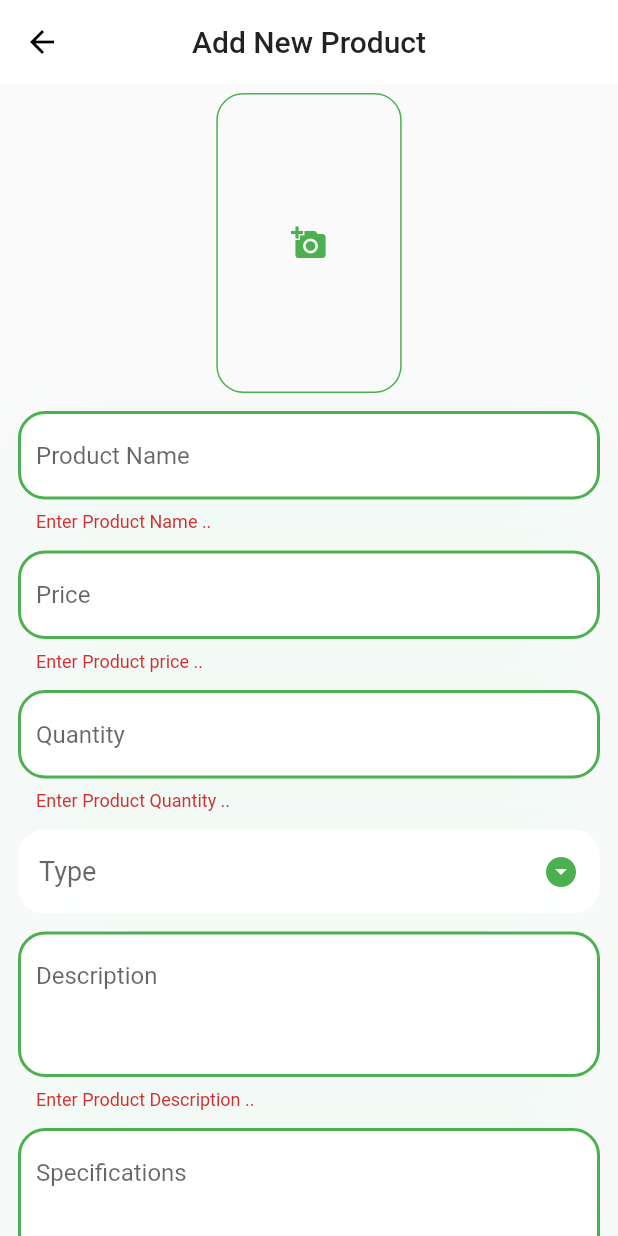
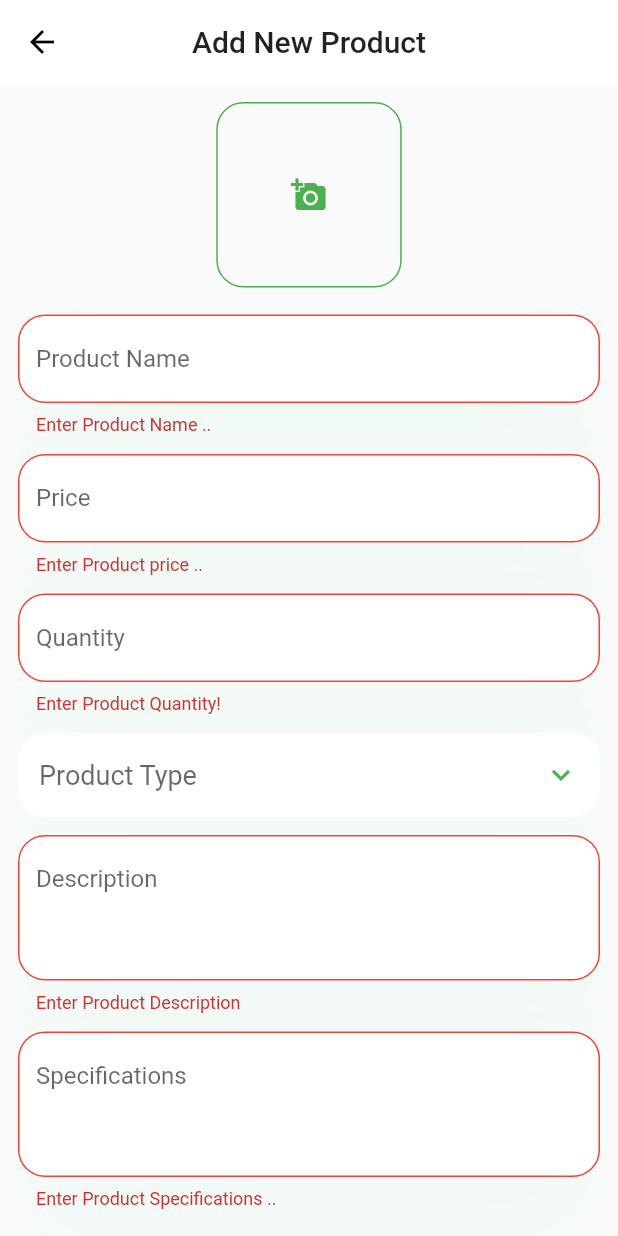
Before and after one commit to Mustafa7Ibrahim/market_place_seller, a Flutter app: the AddNewProduct screen opened directly, after a tap on "Add", on a phone screen of 412 x 824 dp. Run offline on Flutter 3.47's test engine with Material 2 defaults, Android fonts, the phone set to English and light mode, and no system bars; our stand-ins replace cloud_firestore, firebase_auth, firebase_core, firebase_storage, google_sign_in, image_picker and 1 more; accounts and stored records are empty.

Commit message:
fix add product and add logic to it

```diff
--- a/lib/constant/decoration.dart
+++ b/lib/constant/decoration.dart
@@ -4,19 +4,19 @@ InputDecoration inputDecoration = InputDecoration(
   filled: true,
   fillColor: Colors.white,
   focusedBorder: OutlineInputBorder(
-    borderSide: BorderSide(color: Colors.green, width: 2),
+    borderSide: BorderSide(color: Colors.white, width: 1),
     borderRadius: BorderRadius.circular(18.0),
   ),
   border: OutlineInputBorder(
-    borderSide: BorderSide(color: Colors.green, width: 2),
+    borderSide: BorderSide(color: Colors.white, width: 1),
     borderRadius: BorderRadius.circular(18.0),
   ),
   errorBorder: OutlineInputBorder(
-    borderSide: BorderSide(color: Colors.green, width: 2),
+    borderSide: BorderSide(color: Colors.red, width: 1),
     borderRadius: BorderRadius.circular(18.0),
   ),
   enabledBorder: OutlineInputBorder(
-    borderSide: BorderSide(color: Colors.green, width: 2),
+    borderSide: BorderSide(color: Colors.white, width: 1),
     borderRadius: BorderRadius.circular(18.0),
   ),
 );
@@ -26,7 +26,6 @@ BoxDecoration textFaildDecoration = BoxDecoration(
   boxShadow: [shadow],
 );
 
-// Shadow decoration
 BoxShadow shadow = BoxShadow(
   color: Colors.greenAccent.withOpacity(0.06),
   offset: Offset(0, 21),
--- /dev/null
+++ b/lib/constant/product_type.dart
@@ -0,0 +1,14 @@
+List<String> types = <String>[
+  'Supermarket',
+  'Fashion',
+  'Mobile & Tablets',
+  'Electronics',
+  'Health & Beauty',
+  'Home & Kitchen',
+  'Babies',
+  'Toys',
+  'Appliances',
+  'Sports',
+  'Automotive',
+  'Tools',
+];
--- a/lib/main.dart
+++ b/lib/main.dart
@@ -3,7 +3,6 @@ import 'package:flutter/material.dart';
 import 'package:flutter/services.dart';
 import 'package:market_place_seller/screens/authentication/authentication.dart';
 import 'package:market_place_seller/screens/product_list/products_list.dart';
-import 'package:market_place_seller/wrapper.dart';
 import 'package:shared_preferences/shared_preferences.dart';
 
 void main() async {
--- a/lib/screens/add_new_product/add_new_product.dart
+++ b/lib/screens/add_new_product/add_new_product.dart
@@ -1,18 +1,15 @@
 import 'dart:io';
-
-import 'package:firebase_auth/firebase_auth.dart';
-import 'package:flutter/cupertino.dart';
 import 'package:flutter/material.dart';
 import 'package:flutter/rendering.dart';
 import 'package:flutter/services.dart';
 import 'package:image_picker/image_picker.dart';
 import 'package:market_place_seller/constant/decoration.dart';
+import 'package:market_place_seller/constant/product_type.dart';
 import 'package:market_place_seller/models/product_model.dart';
 import 'package:market_place_seller/services/product_services.dart';
 
 class AddNewProduct extends StatefulWidget {
   final ProductModel product;
-
   AddNewProduct({this.product});
 
   @override
@@ -20,41 +17,23 @@ class AddNewProduct extends StatefulWidget {
 }
 
 class _AddNewProductState extends State<AddNewProduct> {
-  final User currentUser = FirebaseAuth.instance.currentUser;
-  final formKey = GlobalKey<FormState>();
-  final ProductServices productServices = ProductServices();
+  final GlobalKey<ScaffoldState> _scaffoldKey = GlobalKey<ScaffoldState>();
+  final GlobalKey<FormState> _formKey = GlobalKey<FormState>();
+  final ProductServices _productServices = ProductServices();
+  final ImagePicker _imagePicker = ImagePicker();
 
   List<PickedFile> _listPickedFile = List<PickedFile>();
-  final ImagePicker _imagePicker = ImagePicker();
+  ProductModel productData = ProductModel();
+  bool loading = false;
 
-  List<String> types = <String>[
-    'Supermarket',
-    'Fashion',
-    'Mobile & Tablets',
-    'Electronics',
-    'Health & Beauty',
-    'Home & Kitchen',
-    'Babies',
-    'Toys',
-    'Appliances',
-    'Sports',
-    'Automotive',
-    'Tools',
-  ];
-
-  String type;
-  bool loading;
-
-  String name;
-  String price;
-  String quantity;
-  String description;
-  String specifications;
-
-  @override
-  void initState() {
-    loading = false;
-    super.initState();
+  void showInSnackBar(String value) {
+    _scaffoldKey.currentState.showSnackBar(
+      SnackBar(
+        content: Text(value),
+        behavior: SnackBarBehavior.floating,
+        shape: RoundedRectangleBorder(borderRadius: BorderRadius.circular(18.0)),
+      ),
+    );
   }
 
   void selectImage(ImageSource source) async {
@@ -62,10 +41,36 @@ class _AddNewProductState extends State<AddNewProduct> {
     setState(() => _listPickedFile.add(_file));
   }
 
+  void addProduct() async {
+    if (_formKey.currentState.validate()) {
+      productData.productImages = _productServices.getImageFile(_listPickedFile);
+      if (_listPickedFile.isNotEmpty) {
+        setState(() => loading = true);
+        await _productServices.addNewProduct(productData).catchError(
+          (onError) {
+            setState(() => loading = false);
+            showInSnackBar(onError);
+          },
+        ).whenComplete(
+          () {
+            showInSnackBar('Product Add Successfuly!');
+            Navigator.pop(context);
+            setState(() => loading = false);
+          },
+        );
+      } else {
+        showInSnackBar('Please add at lest one photo to your product!');
+      }
+    }
+  }
+
   @override
   Widget build(BuildContext context) {
     final size = MediaQuery.of(context).size;
-    return Scaffold(
+    return Stack(
+      children: [
+        Scaffold(
+          key: _scaffoldKey,
           appBar: AppBar(
             title: Text(
               'Add New Product',
@@ -75,21 +80,18 @@ class _AddNewProductState extends State<AddNewProduct> {
           body: SingleChildScrollView(
             physics: BouncingScrollPhysics(),
             child: Form(
-          key: formKey,
+              key: _formKey,
               child: Column(
                 children: <Widget>[
                   addImages(size, context),
-
                   Container(
                     margin: EdgeInsets.symmetric(horizontal: 12.0, vertical: 6.0),
                     decoration: textFaildDecoration,
                     child: TextFormField(
-                  decoration: inputDecoration.copyWith(
-                    hintText: 'Product Name',
-                  ),
+                      decoration: inputDecoration.copyWith(hintText: 'Product Name'),
                       validator: (value) => value.isEmpty ? 'Enter Product Name ..' : null,
                       initialValue: widget?.product?.productName ?? '',
-                  onChanged: (value) => name = value,
+                      onChanged: (value) => productData.productName = value,
                       cursorColor: Theme.of(context).primaryColor,
                       keyboardType: TextInputType.text,
                     ),
@@ -98,12 +100,10 @@ class _AddNewProductState extends State<AddNewProduct> {
                     margin: EdgeInsets.symmetric(horizontal: 12.0, vertical: 6.0),
                     decoration: textFaildDecoration,
                     child: TextFormField(
-                  decoration: inputDecoration.copyWith(
-                    hintText: 'Price',
-                  ),
+                      decoration: inputDecoration.copyWith(hintText: 'Price'),
                       validator: (value) => value.isEmpty ? 'Enter Product price ..' : null,
                       initialValue: widget?.product?.price ?? '',
-                  onChanged: (value) => price = value,
+                      onChanged: (value) => productData.price = value,
                       cursorColor: Theme.of(context).primaryColor,
                       keyboardType: TextInputType.number,
                     ),
@@ -112,12 +112,10 @@ class _AddNewProductState extends State<AddNewProduct> {
                     margin: EdgeInsets.symmetric(horizontal: 12.0, vertical: 6.0),
                     decoration: textFaildDecoration,
                     child: TextFormField(
-                  decoration: inputDecoration.copyWith(
-                    hintText: 'Quantity',
-                  ),
-                  validator: (value) => value.isEmpty ? 'Enter Product Quantity ..' : null,
+                      decoration: inputDecoration.copyWith(hintText: 'Quantity'),
+                      validator: (value) => value.isEmpty ? 'Enter Product Quantity!' : null,
                       initialValue: widget?.product?.quantity ?? '',
-                  onChanged: (value) => quantity = value,
+                      onChanged: (value) => productData.quantity = value,
                       cursorColor: Theme.of(context).primaryColor,
                       keyboardType: TextInputType.number,
                     ),
@@ -131,13 +129,13 @@ class _AddNewProductState extends State<AddNewProduct> {
                       boxShadow: [shadow],
                     ),
                     child: DropdownButton(
-                  hint: Text('Type'),
+                      hint: Text('Product Type'),
                       isExpanded: true,
-                  value: widget?.product?.productType ?? type,
+                      value: widget?.product?.productType ?? productData.productType,
                       underline: SizedBox(),
                       style: TextStyle(color: Colors.black87, fontSize: 18.0),
-                  icon: Icon(Icons.arrow_drop_down_circle, color: Colors.green),
-                  onChanged: (String onChange) => setState(() => type = onChange),
+                      icon: Icon(Icons.keyboard_arrow_down, color: Colors.green),
+                      onChanged: (onChange) => productData.productType = onChange,
                       items: types.map(
                         (String value) {
                           return DropdownMenuItem<String>(
@@ -152,12 +150,10 @@ class _AddNewProductState extends State<AddNewProduct> {
                     margin: EdgeInsets.symmetric(horizontal: 12.0, vertical: 6.0),
                     decoration: textFaildDecoration,
                     child: TextFormField(
-                  decoration: inputDecoration.copyWith(
-                    hintText: 'Description',
-                  ),
-                  validator: (value) => value.isEmpty ? 'Enter Product Description ..' : null,
+                      decoration: inputDecoration.copyWith(hintText: 'Description'),
+                      validator: (value) => value.isEmpty ? 'Enter Product Description' : null,
                       initialValue: widget?.product?.description ?? '',
-                  onChanged: (value) => description = value,
+                      onChanged: (value) => productData.description = value,
                       cursorColor: Theme.of(context).primaryColor,
                       keyboardType: TextInputType.text,
                       minLines: 3,
@@ -168,28 +164,43 @@ class _AddNewProductState extends State<AddNewProduct> {
                     margin: EdgeInsets.symmetric(horizontal: 12.0, vertical: 6.0),
                     decoration: textFaildDecoration,
                     child: TextFormField(
-                  decoration: inputDecoration.copyWith(
-                    hintText: 'Specifications',
-                  ),
-                  validator: (value) => value.isEmpty ? 'Enter Product Specifications ..' : null,
+                      decoration: inputDecoration.copyWith(hintText: 'Specifications'),
+                      validator: (value) =>
+                          value.isEmpty ? 'Enter Product Specifications ..' : null,
                       initialValue: widget?.product?.specification ?? '',
-                  onChanged: (value) => specifications = value,
+                      onChanged: (value) => productData.specification = value,
                       cursorColor: Theme.of(context).primaryColor,
                       keyboardType: TextInputType.text,
                       minLines: 3,
                       maxLines: 5,
                     ),
                   ),
-              RaisedButton(
+                  Container(
+                    margin: EdgeInsets.symmetric(horizontal: 12.0, vertical: 6.0),
+                    width: double.infinity,
+                    child: RaisedButton(
                       child: Text('Add'),
                       color: Theme.of(context).accentColor,
-                onPressed: () => addProduct(),
+                      shape: RoundedRectangleBorder(borderRadius: BorderRadius.circular(18.0)),
+                      mouseCursor: MouseCursor.defer,
+                      textColor: Colors.white,
+                      onPressed: addProduct,
                     ),
-              // widget.product == null ? addProduct(width, context) : updateProduct(width, context),
+                  ),
                 ],
               ),
             ),
           ),
+        ),
+        loading
+            ? Container(
+                height: size.height,
+                width: size.width,
+                color: Colors.black.withOpacity(0.5),
+                child: Center(child: CircularProgressIndicator()),
+              )
+            : Container(),
+      ],
     );
   }
 
@@ -197,22 +208,31 @@ class _AddNewProductState extends State<AddNewProduct> {
     return Container(
       margin: EdgeInsets.symmetric(horizontal: 12.0, vertical: 6.0),
       child: Wrap(
-          children: _listPickedFile
-              .map<Widget>((image) => Container(
+          children: _listPickedFile.map<Widget>((image) => viewImage(image, size)).followedBy([
+        _listPickedFile.length < 6 ? addImageButton(size, context) : Container(),
+      ]).toList()),
+    );
+  }
+
+  Container viewImage(PickedFile image, Size size) {
+    return Container(
       margin: EdgeInsets.symmetric(horizontal: 2.0, vertical: 6.0),
       child: ClipRRect(
         borderRadius: BorderRadius.circular(18),
         child: Image.file(
           File(image.path),
           width: size.width * 0.3,
-                      height: 200,
+          height: size.width * 0.3,
           fit: BoxFit.cover,
         ),
-                  )))
-              .followedBy([
-        _listPickedFile.length < 6
-            ? SizedBox(
-                height: 200,
+      ),
+    );
+  }
+
+  Widget addImageButton(Size size, BuildContext context) {
+    return Container(
+      margin: EdgeInsets.symmetric(horizontal: 2.0, vertical: 6.0),
+      height: size.width * 0.3,
       width: size.width * 0.3,
       child: OutlineButton(
         onPressed: () => selectImage(ImageSource.gallery),
@@ -220,9 +240,6 @@ class _AddNewProductState extends State<AddNewProduct> {
         shape: RoundedRectangleBorder(borderRadius: BorderRadius.circular(18.0)),
         child: Icon(Icons.add_a_photo, color: Theme.of(context).accentColor),
       ),
-              )
-            : Container(),
-      ]).toList()),
     );
   }
 
@@ -279,45 +296,4 @@ class _AddNewProductState extends State<AddNewProduct> {
   //     },
   //   );
   // }
-
-  void addProduct() async {
-    List<File> _fileList = [];
-    _listPickedFile.forEach((element) {
-      _fileList.add(File(element.path));
-    });
-    if (formKey.currentState.validate()) {
-      _listPickedFile.forEach((element) {});
-      ProductModel productData = ProductModel(
-        sallerId: currentUser.uid,
-        companyName: currentUser.displayName,
-        quantity: quantity,
-        description: description,
-        price: price,
-        productImages: _fileList,
-        productName: name,
-        productType: type,
-        specification: specifications,
-      );
-      if (_listPickedFile.isNotEmpty) {
-        setState(() => loading = true);
-        await productServices.addNewProduct(productData).whenComplete(() {
-          Navigator.pop(context);
-          // setState(() {
-          //   loading = false;
-          //   name = '';
-          //   price = '';
-          //   description = '';
-          //   quantity = '';
-          //   specifications = '';
-          //   _listPickedFile.clear();
-          //   type = null;
-          // });
-          // showToast(context, ('Product add Successfully'));
-        }).catchError((onError) {
-          setState(() => loading = false);
-          // showToast(context, ('Somthing went wrong: $onError'));
-        });
 }
-    }
-  }
-}
--- a/lib/screens/authentication/authentication.dart
+++ b/lib/screens/authentication/authentication.dart
@@ -1,7 +1,6 @@
 import 'package:flutter/material.dart';
 import 'package:market_place_seller/screens/product_list/products_list.dart';
 import 'package:market_place_seller/services/authentication_services.dart';
-import 'package:market_place_seller/wrapper.dart';
 
 class Authentication extends StatefulWidget {
   @override
--- a/lib/screens/product_list/products_list.dart
+++ b/lib/screens/product_list/products_list.dart
@@ -62,7 +62,7 @@ class _ProductsListState extends State<ProductsList> {
                 onClosed: null,
                 closedElevation: 0.0,
                 closedBuilder: (context, action) => Product(snapshot.data[index]),
-                openBuilder: (context, action) => Container(),
+                openBuilder: (context, action) => AddNewProduct(product: snapshot.data[index]),
               );
             },
           );
```
Also changed, not shown: lib/services/product_services.dart (+75 -71 lines), lib/wrapper.dart (deleted, +0 -79 lines). Lines whose indentation alone changed are shown as unchanged.
